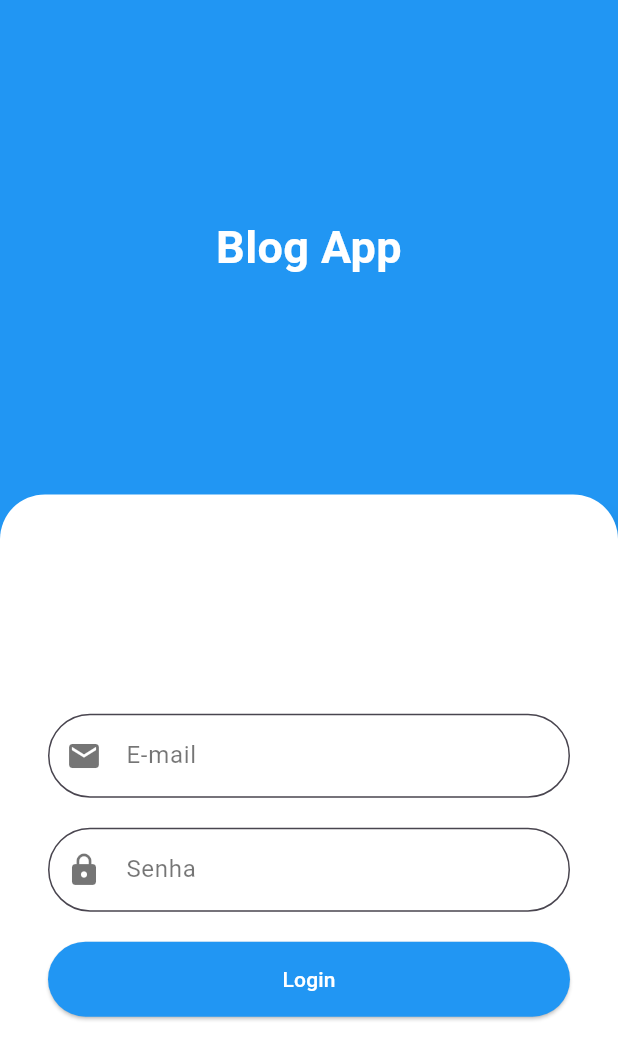
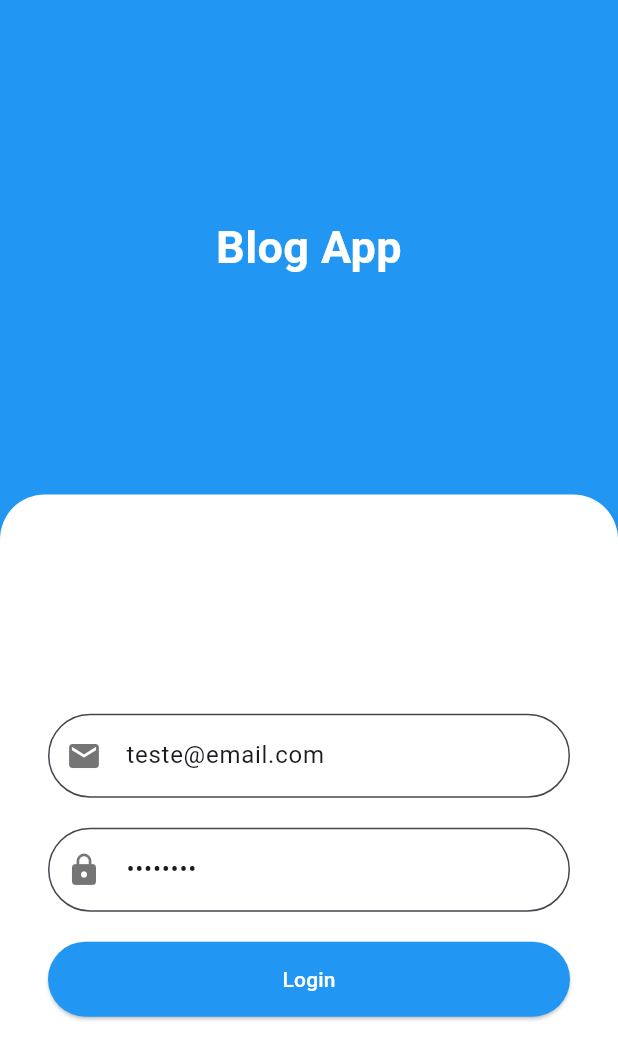
Before and after one commit to pedrobcavalcante/blog-app, a Flutter app: the screen it shows after launch, on a phone screen of 412 x 824 dp. Shown: the top 1060 px of the screen. Run offline on Flutter 3.47's test engine with Material 3 defaults, Android fonts, the phone set to English and light mode, and no system bars; our stand-ins replace dio, equatable, firebase_auth, firebase_core, flutter_bloc, flutter_dotenv and 2 more; accounts and stored records are empty.

Commit message:
some fixes

```diff
--- a/lib/modules/app_drawer/presentation/screen/app_drawer.dart
+++ b/lib/modules/app_drawer/presentation/screen/app_drawer.dart
@@ -1,3 +1,5 @@
+// ignore_for_file: use_build_context_synchronously
+
 import 'package:blog/modules/app_drawer/presentation/bloc/drawer_bloc.dart';
 import 'package:blog/modules/app_drawer/presentation/bloc/drawer_event.dart';
 import 'package:blog/modules/app_drawer/presentation/bloc/drawer_state.dart';
@@ -40,9 +42,9 @@ class AppDrawer extends StatelessWidget {
               ),
               const Spacer(),
               BlocConsumer<DrawerBloc, DrawerState>(
-                listener: (context, state) {
+                listener: (context, state) async {
                   if (state is DeleteTokenSuccess) {
-                    Modular.to.popAndPushNamed(LoginScreen.routeName);
+                    await Modular.to.pushNamed(LoginScreen.routeName);
                   }
                   if (state is DeleteTokenFailure) {
                     Scaffold.of(context).closeDrawer();
--- a/lib/modules/login/presentation/screen/login_screen.dart
+++ b/lib/modules/login/presentation/screen/login_screen.dart
@@ -15,8 +15,8 @@ class LoginScreen extends StatelessWidget {
   @override
   Widget build(BuildContext context) {
     final formKey = GlobalKey<FormState>();
-    final emailController = TextEditingController();
-    final passwordController = TextEditingController();
+    final emailController = TextEditingController(text: 'teste@email.com');
+    final passwordController = TextEditingController(text: '12345678');
     final bloc = Modular.get<LoginBloc>();
     return BlocProvider(
       create: (context) => bloc,
@@ -91,7 +91,7 @@ class LoginScreen extends StatelessWidget {
                             BlocConsumer<LoginBloc, LoginState>(
                               listener: (context, state) {
                                 if (state is LoginSuccess) {
-                                  Modular.to.pushReplacementNamed(
+                                  Modular.to.pushNamed(
                                     HomeScreen.routeName,
                                   );
                                 }
```
Also changed, not shown: lib/modules/home/presentation/screen/home_screen.dart (+6 -1 lines).
